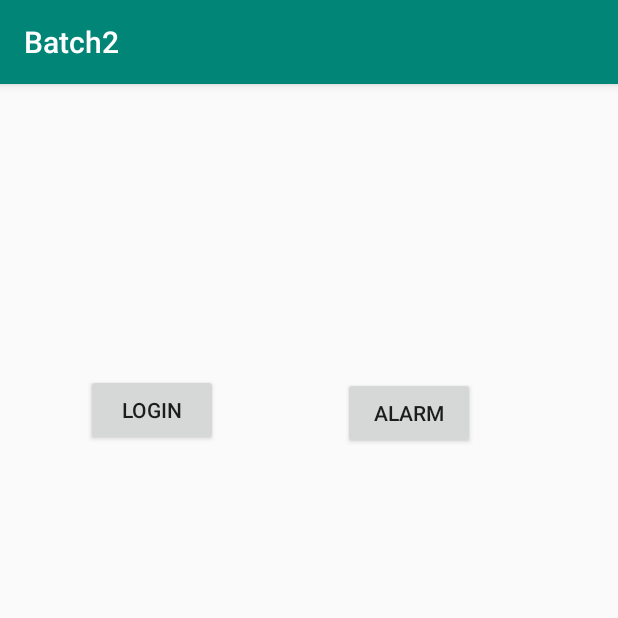
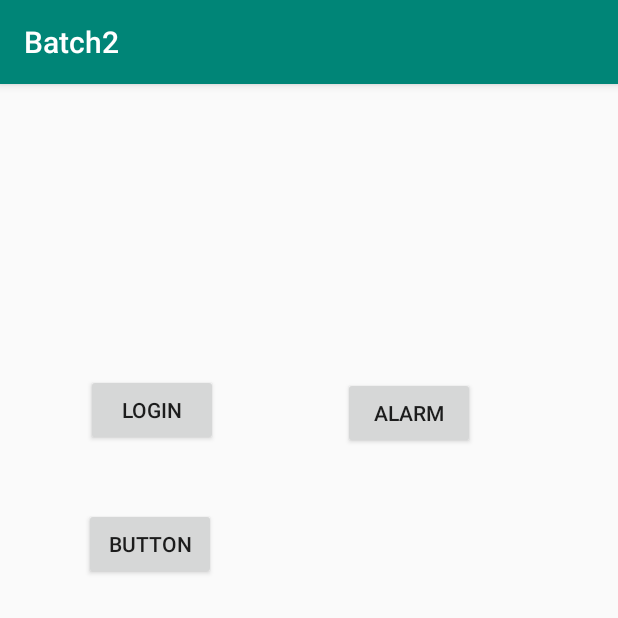
Before and after one commit to abdultanveer/Batch2, an Android app: the screen it shows after launch (MainActivity), after a tap on "ALARM", on a phone screen of 412 x 824 dp, the top half of it. Run offline under Robolectric (Android 15) with nearby library versions, the phone set to English and light mode, and no system bars.

```diff
--- a/app/src/main/AndroidManifest.xml
+++ b/app/src/main/AndroidManifest.xml
@@ -9,7 +9,9 @@
         android:roundIcon="@mipmap/ic_launcher_round"
         android:supportsRtl="true"
         android:theme="@style/AppTheme">
-        <activity android:name=".LoginActivity"></activity>
+        <activity android:name=".LoginActivity">
+
+        </activity>
         <activity android:name=".MainActivity">
             <intent-filter>
                 <action android:name="android.intent.action.MAIN" />
--- a/app/src/main/java/com/example/batch2/LoginActivity.java
+++ b/app/src/main/java/com/example/batch2/LoginActivity.java
@@ -13,10 +13,10 @@ public class LoginActivity extends AppCompatActivity {
     protected void onCreate(Bundle savedInstanceState) {
         super.onCreate(savedInstanceState);
         setContentView(R.layout.activity_login);
-        String name = getIntent().getExtras().getString(MainActivity.KEY);
+       /* String name = getIntent().getExtras().getString(MainActivity.KEY);
 
         TextView salTextView = findViewById(R.id.textViewSalution);//taking handle
-        salTextView.setText(name);
+        salTextView.setText(name);*/
     }
 
     public void clickHandler(View view) {
--- a/app/src/main/java/com/example/batch2/MainActivity.java
+++ b/app/src/main/java/com/example/batch2/MainActivity.java
@@ -73,6 +73,10 @@ public class MainActivity extends AppCompatActivity {
                 createAlarm("wakeup",19,48);
 
                 break;
+            case R.id.mbutton:
+                Intent mIntent = new Intent("abdul.android.batch2");
+                startActivity(mIntent);
+                break;
         }
 
     }
--- a/app/src/main/res/layout/activity_main.xml
+++ b/app/src/main/res/layout/activity_main.xml
@@ -29,4 +29,17 @@
         android:text="alarm"
         app:layout_constraintEnd_toEndOf="parent"
         app:layout_constraintTop_toTopOf="@+id/button3" />
+
+    <Button
+        android:id="@+id/mbutton"
+        android:layout_width="wrap_content"
+
+        android:layout_height="wrap_content"
+        android:layout_marginStart="56dp"
+        android:layout_marginLeft="56dp"
+        android:layout_marginTop="41dp"
+        android:onClick="handleClick"
+        android:text="Button"
+        app:layout_constraintStart_toStartOf="parent"
+        app:layout_constraintTop_toBottomOf="@+id/button3" />
 </android.support.constraint.ConstraintLayout>
```
